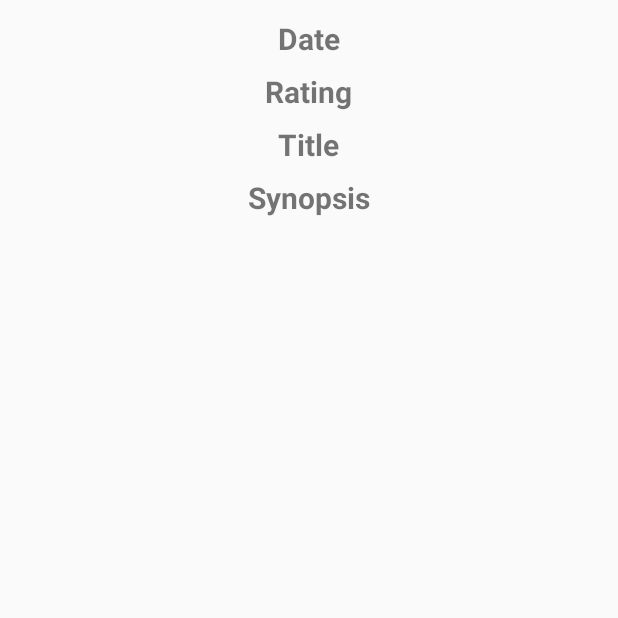
After one commit to gravindrareddy/Proj1MoviesStage1, an Android app: the MovieDetailActivity screen opened directly, with no data from a screen before it, on a phone screen of 412 x 824 dp, the top half of it. The commit adds this screen. Run offline under Robolectric (Android 15) with nearby library versions, the phone set to English and light mode, and no system bars.

Commit message:
Created Skeleton of Grid layout, adapter Created Movies bean Created Skeleton Details view

```diff
--- a/app/src/main/AndroidManifest.xml
+++ b/app/src/main/AndroidManifest.xml
@@ -8,13 +8,17 @@
         android:label="@string/app_name"
         android:supportsRtl="true"
         android:theme="@style/AppTheme">
-        <activity android:name=".MainActivity">
+        <activity android:name=".MoviesGridActivity">
             <intent-filter>
                 <action android:name="android.intent.action.MAIN" />
 
                 <category android:name="android.intent.category.LAUNCHER" />
             </intent-filter>
         </activity>
+        <activity
+            android:name=".MovieDetailActivity"
+            android:label="@string/title_activity_movie_detail"
+            android:theme="@style/AppTheme.NoActionBar"></activity>
     </application>
 
 </manifest>
--- /dev/null
+++ b/app/src/main/java/redgun/moviesstage1/MovieDetailActivity.java
@@ -0,0 +1,19 @@
+package redgun.moviesstage1;
+
+import android.os.Bundle;
+import android.support.design.widget.FloatingActionButton;
+import android.support.design.widget.Snackbar;
+import android.support.v7.app.AppCompatActivity;
+import android.support.v7.widget.Toolbar;
+import android.view.View;
+
+public class MovieDetailActivity extends AppCompatActivity {
+
+    @Override
+    protected void onCreate(Bundle savedInstanceState) {
+        super.onCreate(savedInstanceState);
+        setContentView(R.layout.activity_movie_detail);
+
+    }
+
+}
--- /dev/null
+++ b/app/src/main/res/layout/activity_movie_detail.xml
@@ -0,0 +1,63 @@
+<?xml version="1.0" encoding="utf-8"?>
+<LinearLayout xmlns:android="http://schemas.android.com/apk/res/android"
+    android:layout_width="match_parent"
+    android:layout_height="wrap_content"
+    android:gravity="center"
+    android:orientation="vertical">
+
+    <ImageView
+        android:id="@+id/movie_poster_iv"
+        android:layout_width="wrap_content"
+        android:layout_height="wrap_content"
+        android:layout_gravity="center"
+        android:gravity="center"
+        android:padding="4dp"
+        android:text="sample"
+        android:textSize="20sp"
+        android:textStyle="bold" />
+
+    <TextView
+        android:id="@+id/movie_release_date_tv"
+        android:layout_width="wrap_content"
+        android:layout_height="wrap_content"
+        android:layout_gravity="center"
+        android:gravity="center"
+        android:padding="4dp"
+        android:text="Date"
+        android:textSize="20sp"
+        android:textStyle="bold" />
+
+    <TextView
+        android:id="@+id/movie_user_rating_tv"
+        android:layout_width="wrap_content"
+        android:layout_height="wrap_content"
+        android:layout_gravity="center"
+        android:gravity="center"
+        android:padding="4dp"
+        android:text="Rating"
+        android:textSize="20sp"
+        android:textStyle="bold" />
+
+    <TextView
+        android:id="@+id/movie_title_tv"
+        android:layout_width="wrap_content"
+        android:layout_height="wrap_content"
+        android:layout_gravity="center"
+        android:gravity="center"
+        android:padding="4dp"
+        android:text="Title"
+        android:textSize="20sp"
+        android:textStyle="bold" />
+
+    <TextView
+        android:id="@+id/movie_synopsis_tv"
+        android:layout_width="wrap_content"
+        android:layout_height="wrap_content"
+        android:layout_gravity="center"
+        android:gravity="center"
+        android:padding="4dp"
+        android:text="Synopsis"
+        android:textSize="20sp"
+        android:textStyle="bold" />
+
+</LinearLayout>
--- /dev/null
+++ b/app/src/main/res/values-v21/styles.xml
@@ -0,0 +1,9 @@
+<resources>
+
+    <style name="AppTheme.NoActionBar">
+        <item name="windowActionBar">false</item>
+        <item name="windowNoTitle">true</item>
+        <item name="android:windowDrawsSystemBarBackgrounds">true</item>
+        <item name="android:statusBarColor">@android:color/transparent</item>
+    </style>
+</resources>
--- a/app/src/main/res/values/dimens.xml
+++ b/app/src/main/res/values/dimens.xml
@@ -2,4 +2,5 @@
     <!-- Default screen margins, per the Android Design guidelines. -->
     <dimen name="activity_horizontal_margin">16dp</dimen>
     <dimen name="activity_vertical_margin">16dp</dimen>
+    <dimen name="fab_margin">16dp</dimen>
 </resources>
--- a/app/src/main/res/values/strings.xml
+++ b/app/src/main/res/values/strings.xml
@@ -1,3 +1,4 @@
 <resources>
     <string name="app_name">MoviesStage1</string>
+    <string name="title_activity_movie_detail">MovieDetailActivity</string>
 </resources>
--- a/app/src/main/res/values/styles.xml
+++ b/app/src/main/res/values/styles.xml
@@ -8,4 +8,13 @@
         <item name="colorAccent">@color/colorAccent</item>
     </style>
 
+    <style name="AppTheme.NoActionBar">
+        <item name="windowActionBar">false</item>
+        <item name="windowNoTitle">true</item>
+    </style>
+
+    <style name="AppTheme.AppBarOverlay" parent="ThemeOverlay.AppCompat.Dark.ActionBar" />
+
+    <style name="AppTheme.PopupOverlay" parent="ThemeOverlay.AppCompat.Light" />
+
 </resources>
```
Also changed, not shown: app/src/main/java/redgun/moviesstage1/MainActivity.java (deleted, +0 -13 lines), app/src/main/java/redgun/moviesstage1/Movies.java (added, +63 -0 lines), app/src/main/java/redgun/moviesstage1/MoviesGridActivity.java (added, +45 -0 lines), app/src/main/java/redgun/moviesstage1/MoviesGridAdapter.java (added, +75 -0 lines), app/src/main/java/redgun/moviesstage1/Utility.java (added, +17 -0 lines), app/src/main/res/layout/activity_movies_grid.xml (renamed from app/src/main/res/layout/activity_main.xml, +10 -5 lines), app/src/main/res/layout/movies_grid_item.xml (added, +18 -0 lines).
